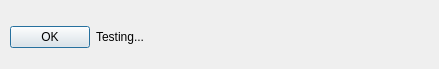
The window that gnr/ui/TestingTaskProgressDialog.ui (golemfactory/clay) describes before a commit, drawn with Qt 5.
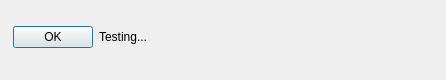
The same window after the commit.

Commit message: new app layout

```diff
--- a/gnr/ui/TestingTaskProgressDialog.ui
+++ b/gnr/ui/TestingTaskProgressDialog.ui
@@ -9,12 +9,12 @@
    <rect>
     <x>0</x>
     <y>0</y>
-    <width>439</width>
-    <height>69</height>
+    <width>446</width>
+    <height>80</height>
    </rect>
   </property>
   <property name="sizePolicy">
-   <sizepolicy hsizetype="Fixed" vsizetype="Fixed">
+   <sizepolicy hsizetype="Expanding" vsizetype="Expanding">
     <horstretch>0</horstretch>
     <verstretch>0</verstretch>
    </sizepolicy>
@@ -38,8 +38,17 @@
     </rect>
    </property>
    <layout class="QVBoxLayout" name="verticalLayout">
+    <property name="sizeConstraint">
+     <enum>QLayout::SetNoConstraint</enum>
+    </property>
+    <property name="margin">
+     <number>3</number>
+    </property>
     <item>
      <layout class="QHBoxLayout" name="horizontalLayout">
+      <property name="sizeConstraint">
+       <enum>QLayout::SetNoConstraint</enum>
+      </property>
       <item>
        <widget class="QPushButton" name="okButton">
         <property name="text">
@@ -49,9 +58,21 @@
       </item>
       <item>
        <widget class="QLabel" name="message">
+        <property name="sizePolicy">
+         <sizepolicy hsizetype="MinimumExpanding" vsizetype="Expanding">
+          <horstretch>0</horstretch>
+          <verstretch>0</verstretch>
+         </sizepolicy>
+        </property>
         <property name="text">
          <string>Testing...</string>
         </property>
+        <property name="textFormat">
+         <enum>Qt::AutoText</enum>
+        </property>
+        <property name="wordWrap">
+         <bool>true</bool>
+        </property>
        </widget>
       </item>
       <item>
```
The commit also changes 7 other files.
